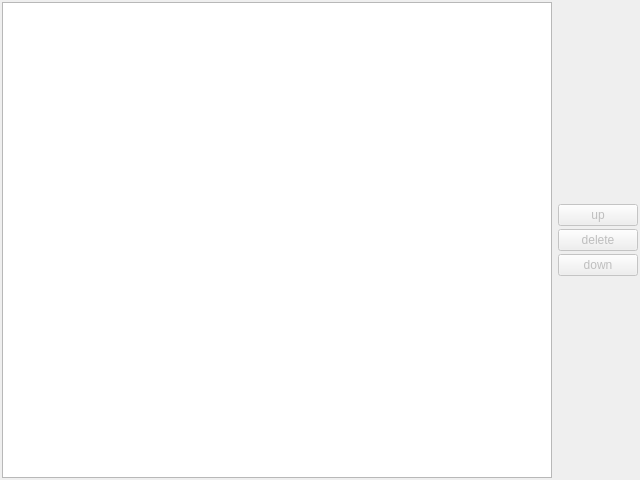
Above: options/recentfileoptions.ui from bendalab/NixView before the change. Below: the same form after it.
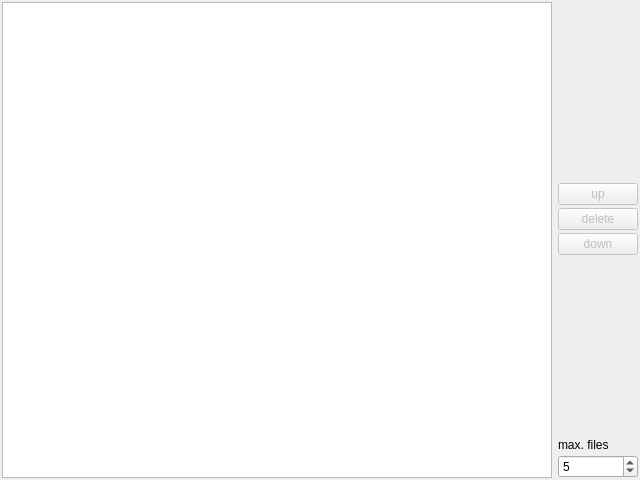
That is the form after the change.

Commit message: [recentfileoptions] add spinBox to change number of recent files

The edit to the form file:
```diff
--- a/options/recentfileoptions.ui
+++ b/options/recentfileoptions.ui
@@ -87,6 +87,20 @@
        </property>
       </spacer>
      </item>
+     <item>
+      <widget class="QLabel" name="label">
+       <property name="text">
+        <string>max. files</string>
+       </property>
+      </widget>
+     </item>
+     <item>
+      <widget class="QSpinBox" name="spinBox">
+       <property name="value">
+        <number>5</number>
+       </property>
+      </widget>
+     </item>
     </layout>
    </item>
    <item row="0" column="0">
```
Left out of the diff: 3 changed lines with no effect on the pictures. The commit also changes 2 other files.
